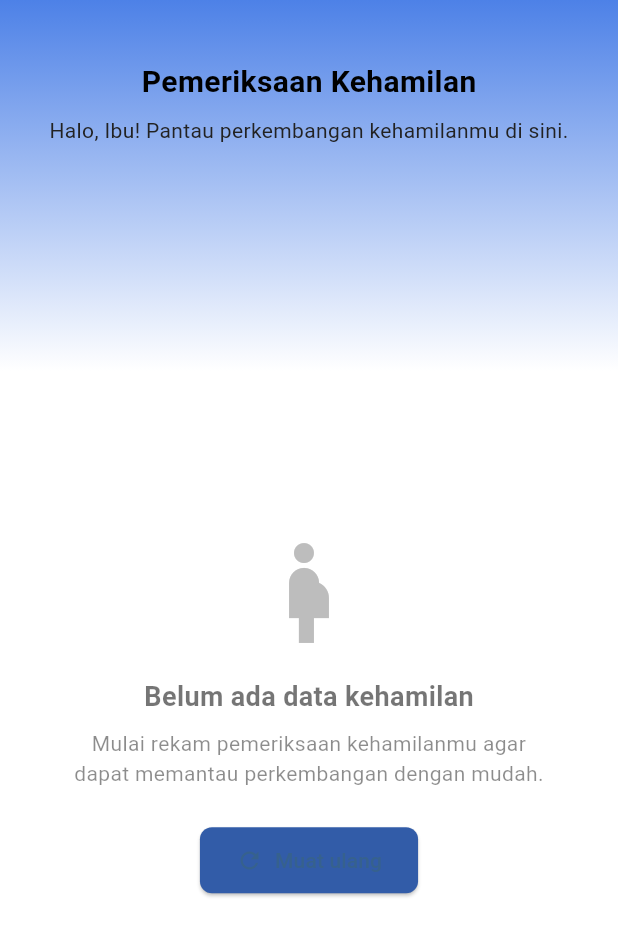
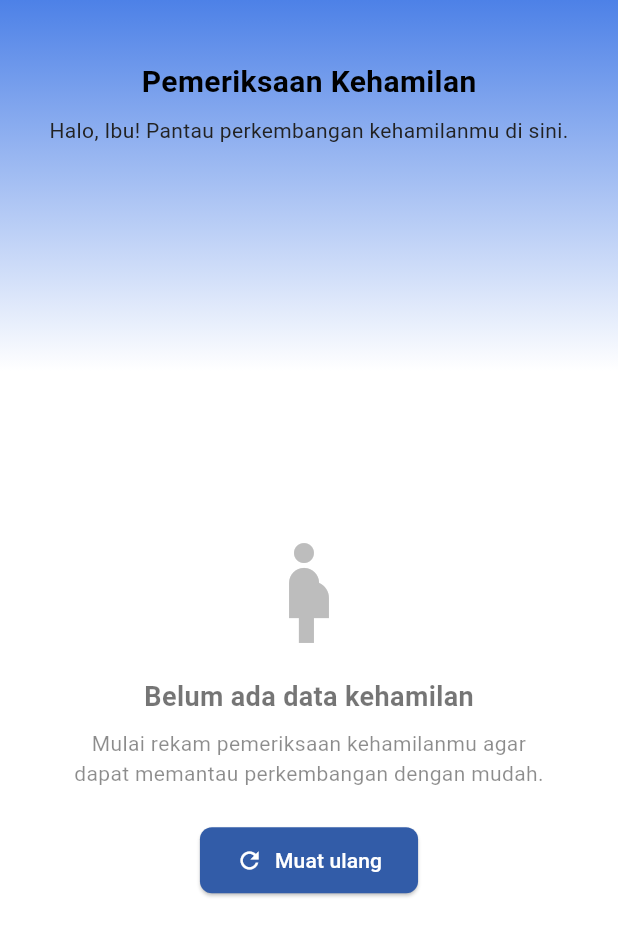
Before and after one commit to Mafirrr/Mobile_Posyandu, a Flutter app: the ListKehamilanPage screen opened directly, on a phone screen of 412 x 824 dp. Shown: the top 936 px of the screen. Run offline on Flutter 3.47's test engine with Material 3 defaults, Android fonts, the phone set to English and light mode, and no system bars; our stand-ins replace dio, dropdown_button2, firebase_auth, firebase_core, firebase_messaging, fl_chart and 7 more; accounts and stored records are empty; network calls fail.

```diff
--- a/lib/screens/Kehamilan/listKehamilan.dart
+++ b/lib/screens/Kehamilan/listKehamilan.dart
@@ -179,8 +179,9 @@ class _ListKehamilanPageState extends State<ListKehamilanPage> {
             onPressed: () {
               _loadKehamilanData();
             },
-            icon: const Icon(Icons.refresh),
-            label: const Text('Muat ulang'),
+            icon: const Icon(Icons.refresh, color: Colors.white),
+            label:
+                const Text('Muat ulang', style: TextStyle(color: Colors.white)),
             style: ElevatedButton.styleFrom(
               backgroundColor: const Color(0xFF325CA8),
               padding: const EdgeInsets.symmetric(horizontal: 24, vertical: 12),
--- a/lib/screens/pelayanan/jadwal_posyandu.dart
+++ b/lib/screens/pelayanan/jadwal_posyandu.dart
@@ -228,7 +228,7 @@ class _JadwalPosyanduViewState extends State<JadwalPosyanduView> {
 
     return Scaffold(
       appBar: AppBar(
-        title: Text('Pelayanan Posyandu', style: TextStyle(fontSize: 16)),
+        title: Text('Pelayanan Posyandu', style: TextStyle(fontSize: 20)),
         toolbarHeight: 48,
       ),
       body: SingleChildScrollView(
--- a/lib/screens/petugas/petugas_screen.dart
+++ b/lib/screens/petugas/petugas_screen.dart
@@ -119,7 +119,7 @@ class _PetugasScreenState extends State<PetugasScreen> {
                           style: const TextStyle(
                               fontWeight: FontWeight.bold, fontSize: 16),
                         ),
-                        subtitle: Text('EMAIL: ${petugas['email']}'),
+                        subtitle: Text('Email: ${petugas['email']}'),
                         trailing: Row(
                           mainAxisSize: MainAxisSize.min,
                           children: [
--- a/lib/screens/profil/ProfilScreen.dart
+++ b/lib/screens/profil/ProfilScreen.dart
@@ -256,7 +256,7 @@ class _ProfileScreenState extends State<ProfilScreen> {
                             ProfileMenuCard(
                               title: "Ganti Password",
                               subtitle: "Perbarui kata sandi akun Anda",
-                              icon: Icons.lock,
+                              icon: Icons.key,
                               onTap: () {
                                 Navigator.push(
                                   context,
```
Also changed, not shown: lib/core/services/auth_service.dart (+5 -8 lines), lib/screens/navigation/drawerKader_screen.dart (+10 -0 lines).
